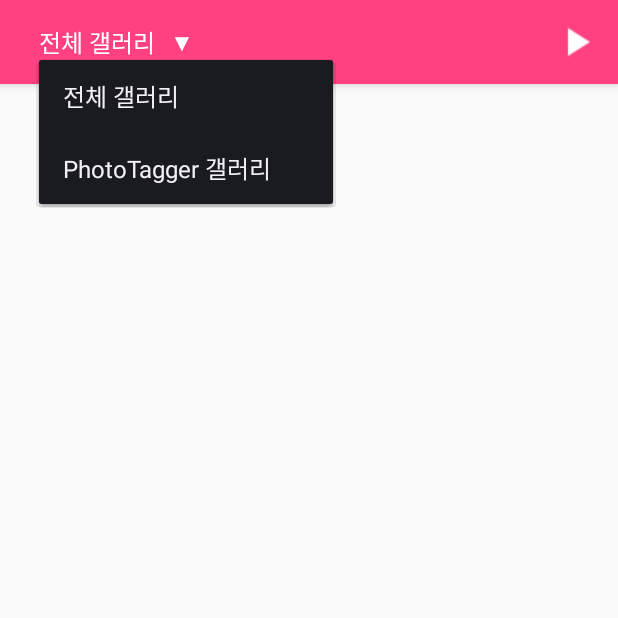
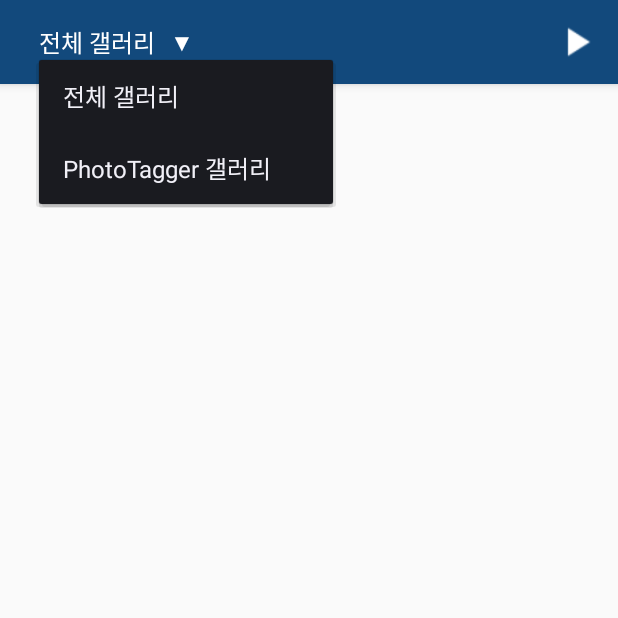
Before and after one commit to yebonkim/Photo-Tagger, an Android app: the screen it shows after launch (MainActivity), after a tap on "전체 갤러리", on a phone screen of 412 x 824 dp, the top half of it. Run offline under Robolectric (Android 15) with nearby library versions, the light colour scheme and no system bars; our stand-ins replace ButterKnife.

Commit message:
Update main color and expand gallery title height

```diff
--- /dev/null
+++ b/PhotoTagger/app/src/main/res/drawable/blue_rectangle_button.xml
@@ -0,0 +1,6 @@
+<?xml version="1.0" encoding="utf-8"?>
+<selector xmlns:android="http://schemas.android.com/apk/res/android">
+    <item android:drawable="@color/colorPrimaryDark" android:state_pressed="true" />
+    <item android:drawable="@color/colorPrimaryDark" android:state_focused="true" />
+    <item android:drawable="@color/colorPrimary" />
+</selector>
--- a/PhotoTagger/app/src/main/res/drawable/pink_rectangle_button.xml
+++ /dev/null
@@ -1,6 +0,0 @@
-<?xml version="1.0" encoding="utf-8"?>
-<selector xmlns:android="http://schemas.android.com/apk/res/android">
-    <item android:drawable="@color/ptPinkDark" android:state_pressed="true" />
-    <item android:drawable="@color/ptPinkDark" android:state_focused="true" />
-    <item android:drawable="@color/ptPink" />
-</selector>
--- a/PhotoTagger/app/src/main/res/layout/activity_detail.xml
+++ b/PhotoTagger/app/src/main/res/layout/activity_detail.xml
@@ -9,7 +9,7 @@
         android:id="@+id/toolbar"
         android:layout_width="match_parent"
         android:layout_height="?attr/actionBarSize"
-        android:background="@color/ptPink"
+        android:background="@color/colorPrimary"
         android:elevation="4dp"
         android:theme="@style/ThemeOverlay.AppCompat.ActionBar"
         app:layout_constraintTop_toTopOf="parent"
--- a/PhotoTagger/app/src/main/res/layout/activity_detail_edit.xml
+++ b/PhotoTagger/app/src/main/res/layout/activity_detail_edit.xml
@@ -9,7 +9,7 @@
         android:id="@+id/toolbar"
         android:layout_width="match_parent"
         android:layout_height="?attr/actionBarSize"
-        android:background="@color/ptPink"
+        android:background="@color/colorPrimary"
         android:elevation="4dp"
         android:theme="@style/ThemeOverlay.AppCompat.ActionBar"
         app:layout_constraintTop_toTopOf="parent"
--- a/PhotoTagger/app/src/main/res/layout/activity_main.xml
+++ b/PhotoTagger/app/src/main/res/layout/activity_main.xml
@@ -10,7 +10,7 @@
         android:id="@+id/toolbar"
         android:layout_width="match_parent"
         android:layout_height="?attr/actionBarSize"
-        android:background="@color/ptPink"
+        android:background="@color/colorPrimary"
         android:elevation="4dp"
         android:theme="@style/ThemeOverlay.AppCompat.ActionBar"
         app:layout_constraintTop_toTopOf="parent"
@@ -21,7 +21,7 @@
             android:id="@+id/layout_gallery_name"
             android:layout_width="wrap_content"
             android:layout_height="wrap_content"
-            android:background="@drawable/pink_rectangle_button"
+            android:background="@drawable/blue_rectangle_button"
             android:padding="10dp">
 
             <TextView
--- a/PhotoTagger/app/src/main/res/layout/activity_slide.xml
+++ b/PhotoTagger/app/src/main/res/layout/activity_slide.xml
@@ -9,7 +9,7 @@
         android:id="@+id/toolbar"
         android:layout_width="match_parent"
         android:layout_height="?attr/actionBarSize"
-        android:background="@color/ptPink"
+        android:background="@color/colorPrimary"
         android:elevation="4dp"
         android:theme="@style/ThemeOverlay.AppCompat.ActionBar"
         app:layout_constraintTop_toTopOf="parent"
--- a/PhotoTagger/app/src/main/res/values/colors.xml
+++ b/PhotoTagger/app/src/main/res/values/colors.xml
@@ -1,12 +1,8 @@
 <?xml version="1.0" encoding="utf-8"?>
 <resources>
-    <color name="colorPrimary">#3F51B5</color>
-    <color name="colorPrimaryDark">#303F9F</color>
-    <color name="colorAccent">#FF4081</color>
-
-    <color name="ptGreen">#4EA17A</color>
-    <color name="ptPink">#FF4081</color>
-    <color name="ptPinkDark">#CC3E6F</color>
+    <color name="colorPrimary">#12497C</color>
+    <color name="colorPrimaryDark">#091D35</color>
+    <color name="colorAccent">#E5695C</color>
 
     <color name="backgroundGray">#cccccc</color>
     <color name="transparencyBlack">#aa000000</color>
--- a/PhotoTagger/app/src/main/res/values/styles.xml
+++ b/PhotoTagger/app/src/main/res/values/styles.xml
@@ -6,7 +6,7 @@
         <item name="colorPrimary">@color/colorPrimary</item>
         <item name="colorPrimaryDark">@color/colorPrimaryDark</item>
         <item name="colorAccent">@color/colorAccent</item>
-        <item name="android:statusBarColor">@color/ptPink</item>
+        <item name="android:statusBarColor">@color/colorPrimary</item>
     </style>
 
     <style name="AppTheme.NoActionBar" parent="AppTheme">
```
Also changed, not shown: PhotoTagger/app/src/main/res/layout/viewholder_gallery.xml (+11 -4 lines).
